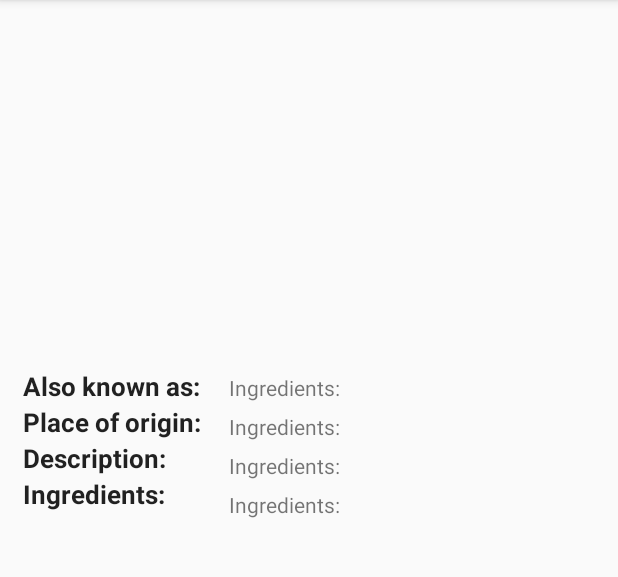
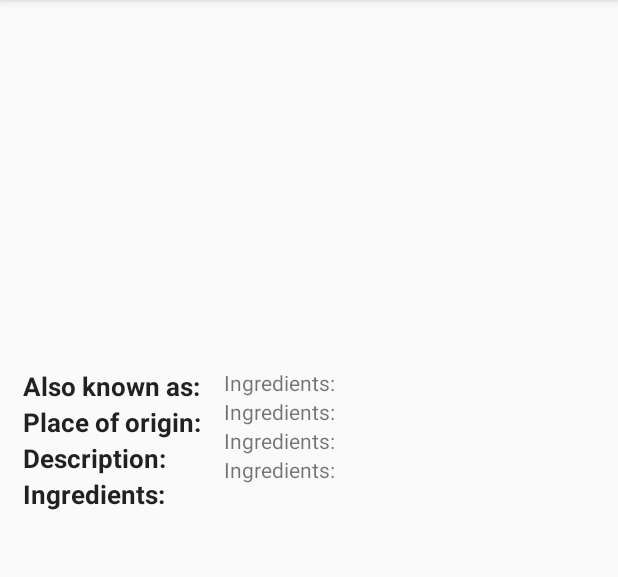
Before and after one commit to Annin7y/sandwich-club-starter-code-master, an Android app: the DetailActivity screen opened directly, with no data from a screen before it, on a phone screen of 412 x 824 dp, the part 84-661 px from its top. Run offline under Robolectric (Android 15) with nearby library versions, the phone set to English and light mode, and no system bars; our stand-ins replace Picasso; pictures from the network do not load; 1 statement that could not run was skipped.

Commit message:
update:refactor

```diff
--- a/app/src/main/res/layout/activity_detail.xml
+++ b/app/src/main/res/layout/activity_detail.xml
@@ -73,7 +73,6 @@
                 android:layout_height="wrap_content"
                 android:layout_marginStart="@dimen/also_list_margin_start"
                 android:layout_marginLeft="@dimen/also_list_margin_start"
-                android:padding="3dp"
                 android:text="@string/detail_ingredients_label"
                />
 
@@ -83,7 +82,6 @@
                 android:layout_height="wrap_content"
                 android:layout_marginStart="@dimen/also_list_margin_start"
                 android:layout_marginLeft="@dimen/also_list_margin_start"
-                android:padding="3dp"
                 android:text="@string/detail_ingredients_label" />
 
             <TextView
@@ -92,7 +90,6 @@
                 android:layout_height="wrap_content"
                 android:layout_marginStart="@dimen/also_list_margin_start"
                 android:layout_marginLeft="@dimen/also_list_margin_start"
-                android:padding="3dp"
                 android:text="@string/detail_ingredients_label"
                />
 
@@ -102,7 +99,6 @@
                 android:layout_height="wrap_content"
                 android:layout_marginStart="@dimen/also_list_margin_start"
                 android:layout_marginLeft="@dimen/also_list_margin_start"
-                android:padding="3dp"
                 android:text="@string/detail_ingredients_label"
                 />
             </LinearLayout>
```
